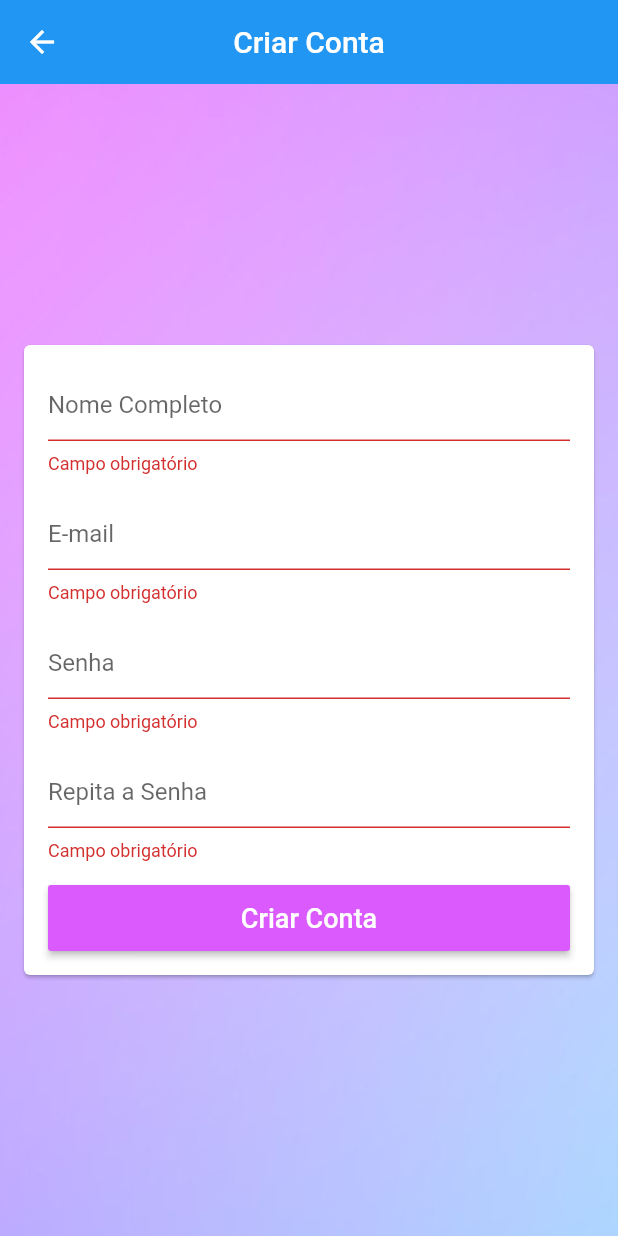
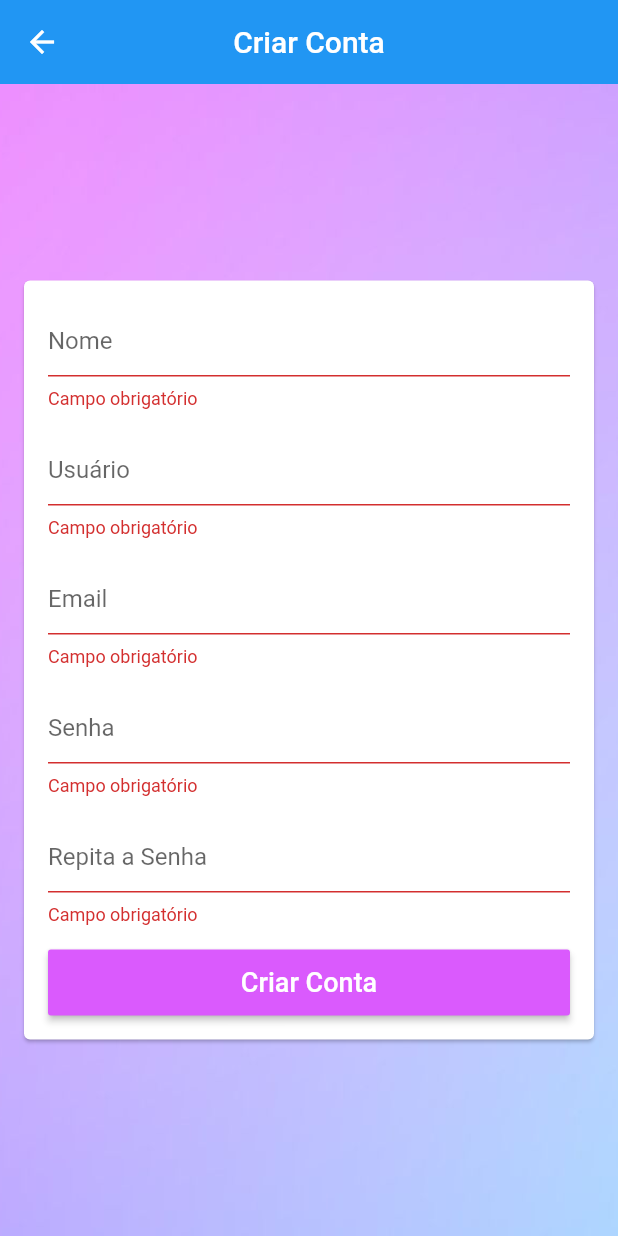
Before and after one commit to katiasilva13/safespace, a Flutter app: the SignUpScreen screen opened by its route, after a tap on "Criar Conta", on a phone screen of 412 x 824 dp. Run offline on Flutter 3.47's test engine with Material 2 defaults, Android fonts, the phone set to English and light mode, and no system bars; our stand-ins replace carousel_pro, cloud_firestore, firebase_auth; missing offline and left inert: rodagem; accounts and stored records are empty.

Commit message:
Refact + add atributos em usuário + criando postagem model

```diff
--- a/lib/models/user.dart
+++ b/lib/models/user.dart
@@ -1,20 +1,23 @@
 import 'package:cloud_firestore/cloud_firestore.dart';
 
 class User {
-  User({this.email, this.password, this.name, this.id});
+  User({this.email, this.password, this.name, this.id, this.nickname});
 
   User.fromDocument(DocumentSnapshot document) {
     id = document.documentID;
     name = document.data['name'] as String;
     email = document.data['email'] as String;
+    permission = document.data['permission'] as String;
+    nickname = document.data['nickname'] as String;
   }
 
   String id;
   String name;
   String email;
   String password;
-
   String confirmPassword;
+  String permission;
+  String nickname;
 
   DocumentReference get firestoreRef =>
       Firestore.instance.document('users/$id');
@@ -27,6 +30,8 @@ class User {
     return {
       'name': name,
       'email': email,
+      'permission': 'DEFAULT',
+      'nickname': nickname,
     };
   }
 }
--- a/lib/screens/base/base_screen.dart
+++ b/lib/screens/base/base_screen.dart
@@ -6,7 +6,7 @@ import 'package:provider/provider.dart';
 import 'package:safespace/common/custom_drawer/custom_drawer.dart';
 import 'package:safespace/models/page_manager.dart';
 import 'package:safespace/screens/home/home_screen.dart';
-import 'package:safespace/screens/posts/my_posts.dart';
+import 'package:safespace/screens/postages/my_postages.dart';
 
 class BaseScreen extends StatelessWidget {
   final PageController pageController = PageController();
@@ -33,7 +33,7 @@ class BaseScreen extends StatelessWidget {
             appBar: AppBar(
               title: const Text('Minhas Postagens'),
             ),
-            body: MyPosts(),
+            body: MyPostages(),
           ),
           // Scaffold(
           //   drawer: CustomDrawer(),
--- a/lib/screens/signup/signup_screen.dart
+++ b/lib/screens/signup/signup_screen.dart
@@ -37,14 +37,13 @@ class SignUpScreen extends StatelessWidget {
                     shrinkWrap: true,
                     children: <Widget>[
                       TextFormField(
-                        decoration:
-                            const InputDecoration(hintText: 'Nome Completo'),
+                        decoration: const InputDecoration(hintText: 'Nome'),
                         enabled: !userManager.loading,
                         validator: (name) {
                           if (name.isEmpty)
                             return 'Campo obrigatório';
                           else if (name.trim().split(' ').length <= 1)
-                            return 'Preencha seu Nome completo';
+                            return 'Preencha seu nome';
                           return null;
                         },
                         onSaved: (name) => user.name = name,
@@ -53,13 +52,28 @@ class SignUpScreen extends StatelessWidget {
                         height: 16,
                       ),
                       TextFormField(
-                        decoration: const InputDecoration(hintText: 'E-mail'),
+                        decoration: const InputDecoration(hintText: 'Usuário'),
+                        enabled: !userManager.loading,
+                        validator: (nickname) {
+                          if (nickname.isEmpty)
+                            return 'Campo obrigatório';
+                          else if (nickname.trim().split(' ').length <= 1)
+                            return 'Preencha seu nome de usuário';
+                          return null;
+                        },
+                        onSaved: (nickname) => user.nickname = nickname,
+                      ),
+                      const SizedBox(
+                        height: 16,
+                      ),
+                      TextFormField(
+                        decoration: const InputDecoration(hintText: 'Email'),
                         keyboardType: TextInputType.emailAddress,
                         enabled: !userManager.loading,
                         validator: (email) {
                           if (email.isEmpty)
                             return 'Campo obrigatório';
-                          else if (!emailValid(email)) return 'E-mail inválido';
+                          else if (!emailValid(email)) return 'Email inválido';
                           return null;
                         },
                         onSaved: (email) => user.email = email,
```
Also changed, not shown: lib/models/postage.dart (added, +94 -0 lines), lib/screens/home/home_screen.dart (+5 -3 lines), lib/screens/postages/all_postages.dart (renamed from lib/screens/posts/all_posts.dart, +27 -47 lines), lib/screens/postages/my_postages.dart (renamed from lib/screens/posts/my_posts.dart, +12 -17 lines), lib/screens/postages/postage_details.dart (renamed from lib/screens/posts/post_details.dart, +6 -6 lines).
